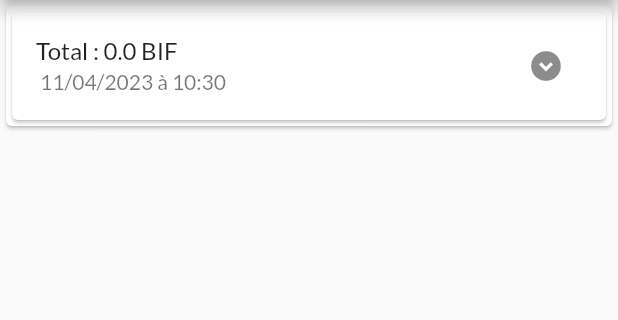
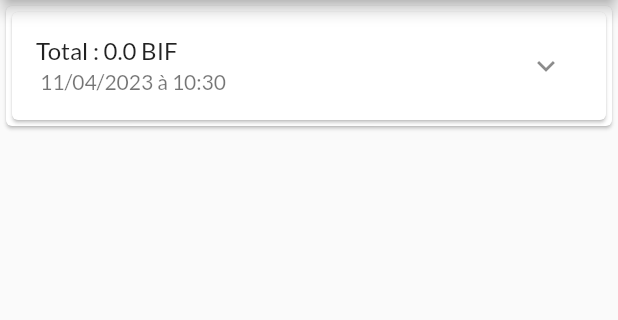
Before and after one commit to Jean-Lionel/flutter_shop_manager, a Flutter app: the CartScreen screen opened by its route, after a tap on "ORDER NOW", on a phone screen of 412 x 824 dp, the part 84-404 px from its top. Run offline on Flutter 3.47's test engine with Material 2 defaults, Android fonts, the phone set to English and light mode, and no system bars; network calls fail.

Commit message:
add expended Mode

```diff
--- a/lib/screens/carte_screen.dart
+++ b/lib/screens/carte_screen.dart
@@ -35,7 +35,9 @@ class CartScreen extends StatelessWidget {
                         ),
                       ),
                       const Spacer(),
-                      Chip(label: Text("\$ ${cart.totalPrice}")),
+                      Chip(
+                          label:
+                              Text("\$ ${cart.totalPrice.toStringAsFixed(2)}")),
                       TextButton(
                         onPressed: () {
                           Provider.of<Order>(context, listen: false).addOrder(
--- a/lib/widgets/order_item_widget.dart
+++ b/lib/widgets/order_item_widget.dart
@@ -1,23 +1,71 @@
+import 'dart:math';
+
 import 'package:flutter/material.dart';
 import 'package:intl/intl.dart';
 import '../providers/order.dart';
 
-class OrderItemWidget extends StatelessWidget {
+class OrderItemWidget extends StatefulWidget {
   final OrderItem orderItem;
   const OrderItemWidget(this.orderItem);
+
+  @override
+  State<OrderItemWidget> createState() => _OrderItemWidgetState();
+}
+
+class _OrderItemWidgetState extends State<OrderItemWidget> {
+  var _is_expended = false;
   @override
   Widget build(BuildContext context) {
     return Card(
-      child: ListTile(
-        title: Text("Total : ${orderItem.amount} BIF"),
-        subtitle: Text(
-          DateFormat(" dd/MM/yyyy à hh:mm").format(orderItem.dateTime),
-        ),
-        trailing: IconButton(
-          icon: Icon(Icons.expand_circle_down),
-          onPressed: () {},
-        ),
+      child: Column(
+        children: [
+          ListTile(
+            title: Text("Total : ${widget.orderItem.amount} BIF"),
+            subtitle: Text(
+              DateFormat(" dd/MM/yyyy à hh:mm")
+                  .format(widget.orderItem.dateTime),
+            ),
+            trailing: IconButton(
+              icon: Icon(_is_expended ? Icons.expand_less : Icons.expand_more),
+              onPressed: () {
+                setState(() {
+                  _is_expended = !_is_expended;
+                });
+              },
+            ),
+          ),
+          if (_is_expended)
+            Container(
+              height: min(widget.orderItem.product.length * 20.0 + 20, 180),
+              margin: const EdgeInsets.symmetric(vertical: 5, horizontal: 20),
+              child: ListView(
+                children: widget.orderItem.product
+                    .map((e) => Padding(
+                          padding: const EdgeInsets.symmetric(vertical: 6.0),
+                          child: Row(
+                            mainAxisAlignment: MainAxisAlignment.spaceBetween,
+                            children: [
+                              Text(
+                                e.title,
+                                style: const TextStyle(
+                                  fontSize: 18,
+                                  fontWeight: FontWeight.bold,
+                                ),
+                              ),
+                              Text("${e.quantity} x ${e.price} BIF",
+                                  style: const TextStyle(
+                                    fontSize: 18,
+                                    fontWeight: FontWeight.bold,
+                                  )),
+                            ],
+                          ),
+                        ))
+                    .toList(),
+              ),
+            ),
+        ],
       ),
+
     );
   }
 }
```
